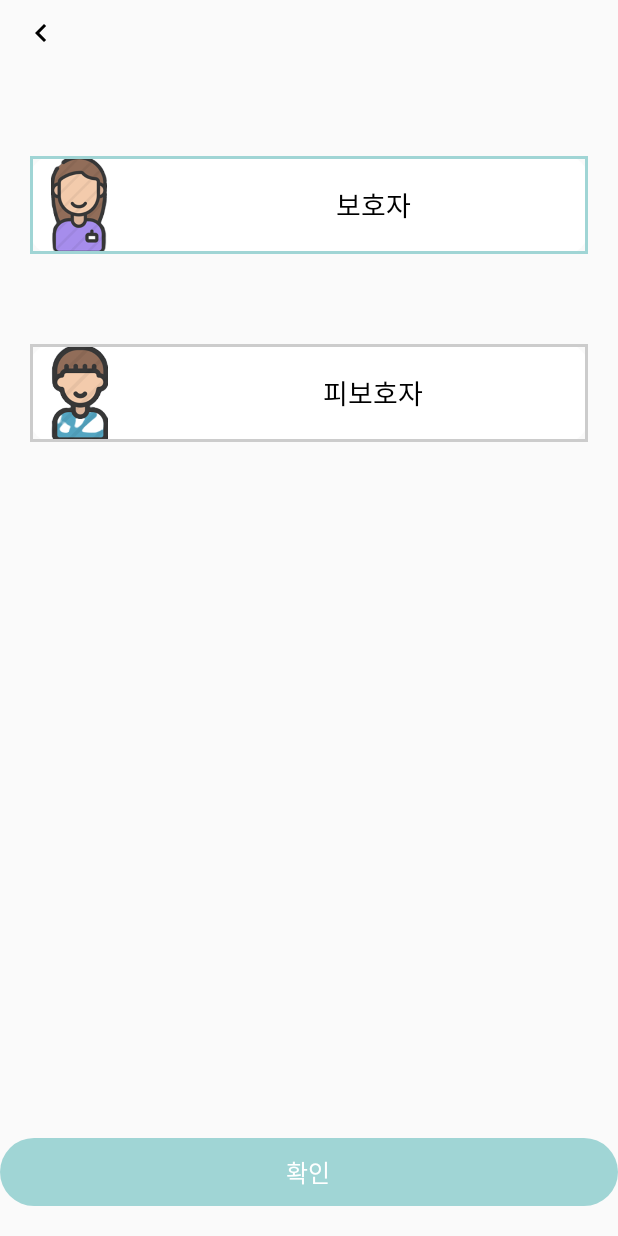
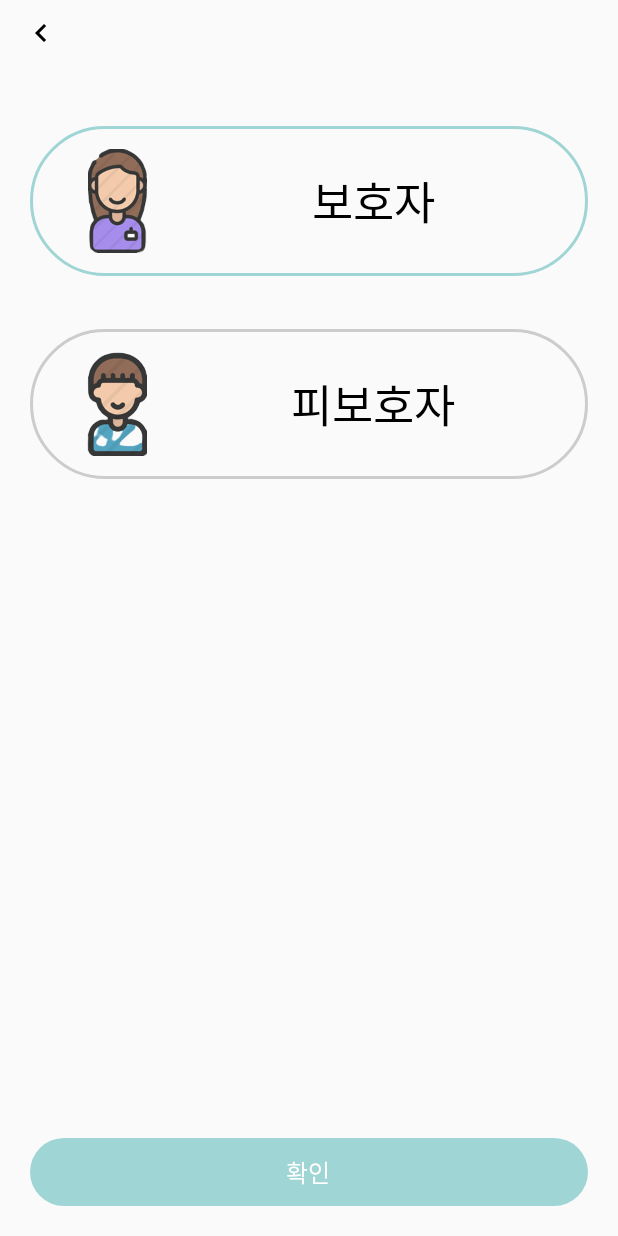
Before and after one commit to ronsze/SafeAlarm, an Android app built with Jetpack Compose: the fragment RoleSelectFragment shown on its own in the app's theme, on a phone screen of 412 x 824 dp. Run offline under Robolectric (Android 15) with nearby library versions, the phone set to English and light mode, and no system bars; libraries missing offline, so code that uses them is left out: com.naver.maps.

Commit message:
role 선택 화면 수정

```diff
--- a/app/src/main/java/com/myproject/safealarm/feature/role/RoleSelectFragment.kt
+++ b/app/src/main/java/com/myproject/safealarm/feature/role/RoleSelectFragment.kt
@@ -27,6 +27,7 @@ import androidx.compose.ui.res.painterResource
 import androidx.compose.ui.res.stringResource
 import androidx.compose.ui.text.font.FontWeight
 import androidx.compose.ui.text.style.TextAlign
+import androidx.compose.ui.tooling.preview.Preview
 import androidx.compose.ui.unit.dp
 import androidx.compose.ui.unit.sp
 import androidx.fragment.app.viewModels
@@ -36,6 +37,7 @@ import com.myproject.safealarm.ui.composable.BaseText
 import com.myproject.safealarm.ui.composable.BaseToolbar
 import com.myproject.safealarm.ui.composable.BaseToolbarDefaults
 import com.myproject.safealarm.ui.composable.BasicButton
+import com.myproject.safealarm.ui.composable.noRippleClickable
 import com.myproject.safealarm.ui.theme.SkyBlue
 import kr.sdbk.domain.model.user.UserRole
 
@@ -53,13 +55,16 @@ class RoleSelectFragment: BaseFragment<RoleSelectViewModel>() {
             Spacer(modifier = Modifier.height(40.dp))
 
             var selectedRole by remember { mutableStateOf(UserRole.GUARD) }
+            Column(
+                modifier = Modifier.padding(horizontal = 20.dp)
+            ) {
                 RoleCard(
                     image = R.drawable.guard_img,
                     text = R.string.guard,
                     isSelected = selectedRole == UserRole.GUARD,
                     onClick = { selectedRole = UserRole.GUARD }
                 )
-            Spacer(modifier = Modifier.height(20.dp))
+                Spacer(modifier = Modifier.height(35.dp))
 
                 RoleCard(
                     image = R.drawable.ward_img,
@@ -80,6 +85,7 @@ class RoleSelectFragment: BaseFragment<RoleSelectViewModel>() {
                 Spacer(modifier = Modifier.height(20.dp))
             }
         }
+    }
 
     @Composable
     private fun RoleCard(
@@ -93,23 +99,21 @@ class RoleSelectFragment: BaseFragment<RoleSelectViewModel>() {
             verticalAlignment = Alignment.CenterVertically,
             modifier = Modifier
                 .fillMaxWidth()
-                .height(105.dp)
-                .padding(20.dp)
-                .background(Color.White, RoundedCornerShape(15.dp))
-                .border(1.5.dp, borderColor)
-                .clickable { onClick() }
+                .height(100.dp)
+                .border(2.dp, borderColor, RoundedCornerShape(55.dp))
+                .padding(15.dp)
+                .noRippleClickable { onClick() }
         ) {
             Image(
                 painter = painterResource(id = image),
                 contentDescription = "",
                 modifier = Modifier
-                    .size(65.dp)
+                    .size(85.dp)
             )
-            Spacer(modifier = Modifier.width(20.dp))
 
             BaseText(
                 text = stringResource(id = text),
-                fontSize = 18.sp,
+                fontSize = 30.sp,
                 fontWeight = FontWeight.Medium,
                 textAlign = TextAlign.Center,
                 modifier = Modifier
@@ -118,6 +122,14 @@ class RoleSelectFragment: BaseFragment<RoleSelectViewModel>() {
         }
     }
 
+    @Preview
+    @Composable
+    private fun RoleCardPreview() {
+        RoleCard(image = R.drawable.guard_img, text = R.string.ward, isSelected = true) {
+
+        }
+    }
+
     private fun navigateToGuardRegister() = navigateTo(RoleSelectFragmentDirections.actionRoleSelectFragmentToGuardRegisterFragment())
     private fun navigateToWardRegister() = navigateTo(RoleSelectFragmentDirections.actionRoleSelectFragmentToWardRegisterFragment())
 }
--- a/app/src/main/java/com/myproject/safealarm/feature/splash/SplashFragment.kt
+++ b/app/src/main/java/com/myproject/safealarm/feature/splash/SplashFragment.kt
@@ -1,6 +1,7 @@
 package com.myproject.safealarm.feature.splash
 
 import android.Manifest
+import android.util.Log
 import androidx.activity.result.contract.ActivityResultContracts
 import androidx.compose.foundation.Image
 import androidx.compose.foundation.layout.Box
--- a/data/src/main/java/kr/sdbk/data/dto/UserProfileDTO.kt
+++ b/data/src/main/java/kr/sdbk/data/dto/UserProfileDTO.kt
@@ -7,8 +7,8 @@ data class UserProfileDTO(
     val uid: String,
 
     @SerializedName("partner_id")
-    val partnerId: String?,
+    val partnerId: String? = null,
 
     @SerializedName("role")
-    val role: String?
+    val role: String? = null
 )
--- a/data/src/main/java/kr/sdbk/data/usecase/user_service/GetUserProfileUseCaseImpl.kt
+++ b/data/src/main/java/kr/sdbk/data/usecase/user_service/GetUserProfileUseCaseImpl.kt
@@ -5,7 +5,6 @@ import kotlinx.coroutines.Dispatchers
 import kotlinx.coroutines.launch
 import kotlinx.coroutines.withContext
 import kr.sdbk.data.mapper.UserMapper.toData
-import kr.sdbk.data.mapper.UserMapper.toUser
 import kr.sdbk.data.repository.user_service.UserServiceRepository
 import kr.sdbk.domain.model.user.UserProfile
 import kr.sdbk.domain.usecase.user_service.GetUserProfileUseCase
```
Also changed, not shown: data/src/main/java/kr/sdbk/data/repository/user_service/UserServiceDataSource.kt (+5 -4 lines). Lines whose indentation alone changed are shown as unchanged.
